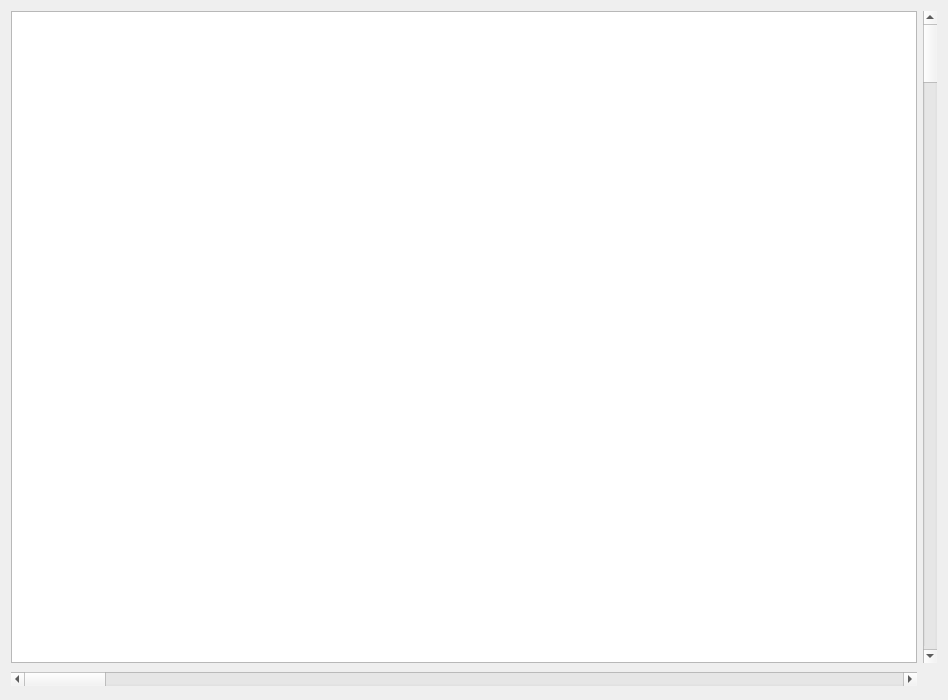
The window that Forms/Young_readers.ui (IoannShilo/QT_Librarian) describes before a commit, drawn with Qt 5.
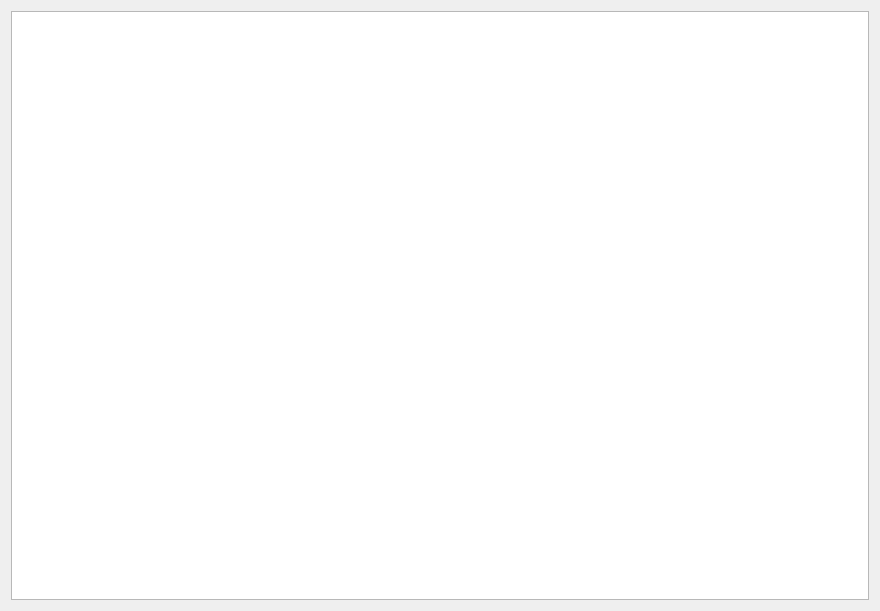
The same window after the commit.

The edit to the form file:
```diff
--- a/Forms/Young_readers.ui
+++ b/Forms/Young_readers.ui
@@ -6,64 +6,16 @@
    <rect>
     <x>0</x>
     <y>0</y>
-    <width>948</width>
-    <height>700</height>
+    <width>880</width>
+    <height>611</height>
    </rect>
   </property>
   <property name="windowTitle">
    <string>Form</string>
   </property>
-  <layout class="QVBoxLayout" name="verticalLayout_2">
+  <layout class="QVBoxLayout" name="verticalLayout">
    <item>
-    <layout class="QVBoxLayout" name="verticalLayout">
-     <item>
-      <layout class="QHBoxLayout" name="horizontalLayout">
-       <item>
-        <widget class="QTableView" name="tableView"/>
-       </item>
-       <item>
-        <widget class="QScrollBar" name="verticalScrollBar">
-         <property name="maximumSize">
-          <size>
-           <width>20</width>
-           <height>16777215</height>
-          </size>
-         </property>
-         <property name="orientation">
-          <enum>Qt::Vertical</enum>
-         </property>
-        </widget>
-       </item>
-      </layout>
-     </item>
-     <item>
-      <layout class="QHBoxLayout" name="horizontalLayout_2">
-       <item>
-        <widget class="QScrollBar" name="horizontalScrollBar">
-         <property name="orientation">
-          <enum>Qt::Horizontal</enum>
-         </property>
-        </widget>
-       </item>
-       <item>
-        <spacer name="horizontalSpacer">
-         <property name="orientation">
-          <enum>Qt::Horizontal</enum>
-         </property>
-         <property name="sizeType">
-          <enum>QSizePolicy::Fixed</enum>
-         </property>
-         <property name="sizeHint" stdset="0">
-          <size>
-           <width>20</width>
-           <height>20</height>
-          </size>
-         </property>
-        </spacer>
-       </item>
-      </layout>
-     </item>
-    </layout>
+    <widget class="QTableView" name="tableView"/>
    </item>
   </layout>
  </widget>
```
